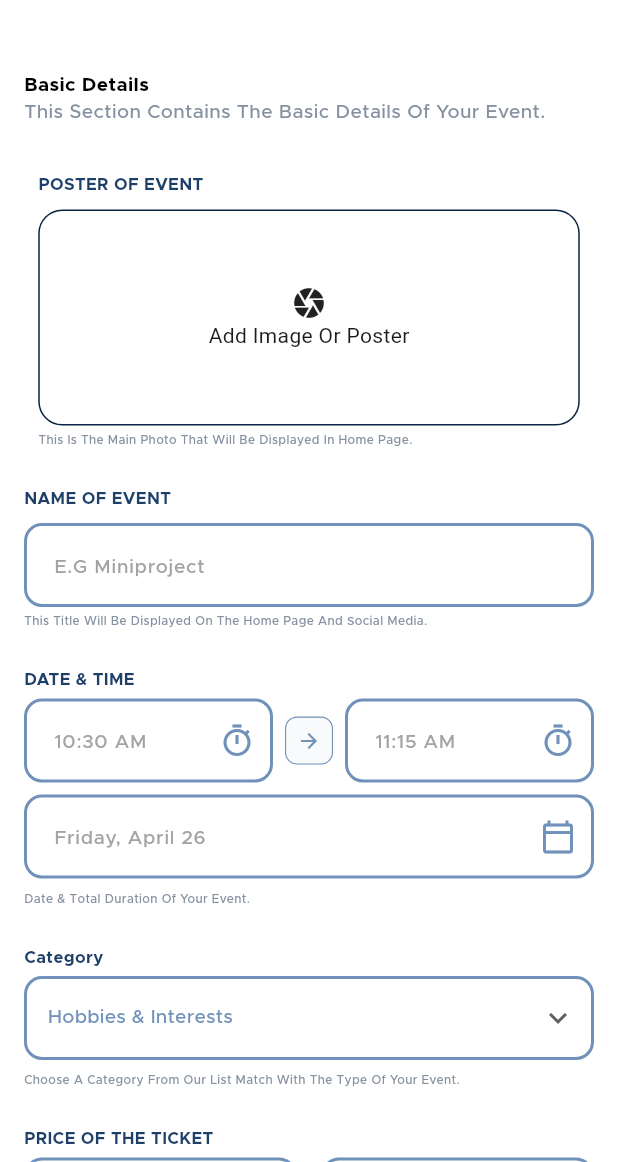
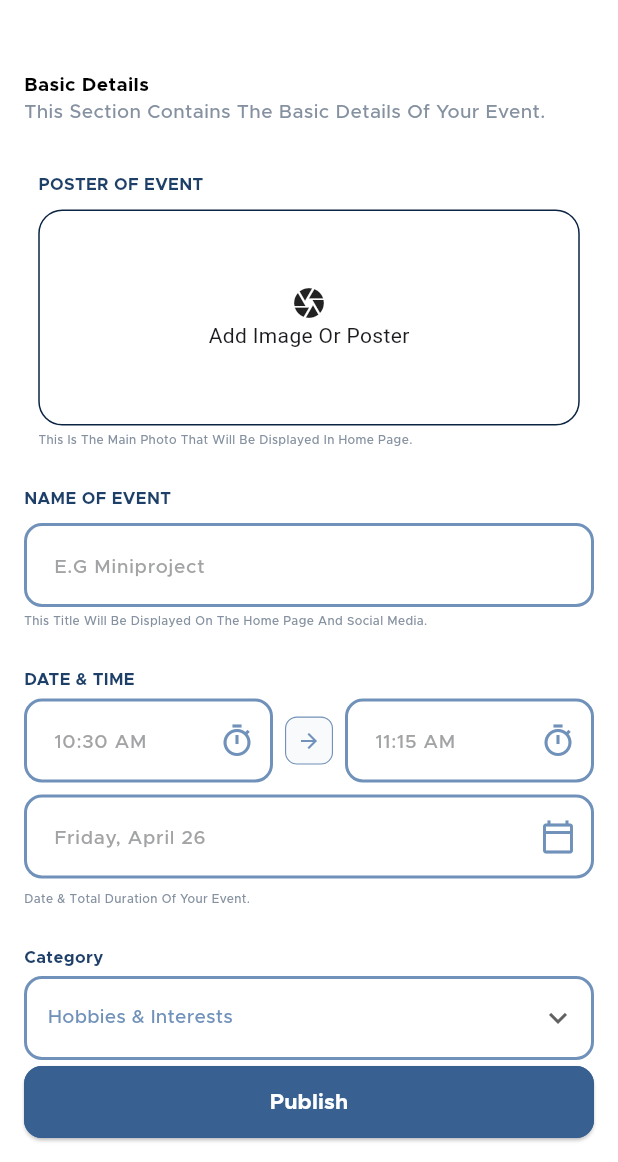
Before and after one commit to Mahmoud-Magdyy/Eventak, a Flutter app: the BottomNavBar screen opened by its route, item 3 of the bottom bar chosen, on a phone screen of 412 x 824 dp, the part 74-1236 px from its top. Run offline on Flutter 3.47's test engine with Material 3 defaults, Android fonts, the phone set to English and light mode, and no system bars; our stand-ins replace device_preview, flutter_bloc, flutter_otp_text_field, flutter_svg, get_it, go_router and 4 more; accounts and stored records are empty.

Commit message:
create page view for events pages momken al8eha tany bagrb bs

```diff
--- a/lib/core/routers/app_router.dart
+++ b/lib/core/routers/app_router.dart
@@ -7,7 +7,7 @@ import 'package:eventak/features/auth/presentation/screens/pass_reset_verficiton
 import 'package:eventak/features/auth/presentation/screens/register_screen.dart';
 import 'package:eventak/features/auth/presentation/screens/reset_password_screen.dart';
 import 'package:eventak/features/auth/presentation/screens/sign_in_screen.dart';
-import 'package:eventak/features/create_event/presentation/screens/create_event.dart';
+import 'package:eventak/features/create_event/presentation/screens/page_view_event.dart';
 import 'package:eventak/features/home/presenation/screens/bottom_nav_bar.dart';
 import 'package:eventak/features/home/presenation/screens/home_screen.dart';
 import 'package:eventak/features/on_borading/presentation/screens/on_boarding_view.dart';
@@ -47,9 +47,13 @@ final GoRouter router = GoRouter(routes: [
     path: "/BottomNavBar",
     builder: (context, state) => const BottomNavBar(),
   ),
+  // GoRoute(
+  //   path: "/CreateEventScreen",
+  //   builder: (context, state) => const CreateEventScreen(),
+  // ),
   GoRoute(
-    path: "/CreateEventScreen",
-    builder: (context, state) => const CreateEventScreen(),
+    path: "/PageViewEvent",
+    builder: (context, state) =>  PageViewEvent(),
   ),
 
   GoRoute(
--- a/lib/features/create_event/presentation/screens/create_event.dart
+++ b/lib/features/create_event/presentation/screens/create_event.dart
@@ -1,72 +1,73 @@
-import 'package:eventak/features/create_event/presentation/cubit/create_event_cubit.dart';
-import 'package:eventak/features/create_event/presentation/cubit/create_event_state.dart';
-import 'package:eventak/features/create_event/presentation/widgets/basic_details.dart';
-import 'package:eventak/features/create_event/presentation/widgets/custom_app_bar.dart';
-import 'package:eventak/features/create_event/presentation/widgets/date_and_time.dart';
-import 'package:eventak/features/create_event/presentation/widgets/dropdown_category.dart';
-import 'package:eventak/features/create_event/presentation/widgets/name_of_event.dart';
-import 'package:eventak/features/create_event/presentation/widgets/poster_of_event.dart';
-import 'package:eventak/features/create_event/presentation/widgets/price_of_the_ticket.dart';
-import 'package:flutter/material.dart';
-import 'package:flutter_bloc/flutter_bloc.dart';
+// import 'package:eventak/features/create_event/presentation/cubit/create_event_cubit.dart';
+// import 'package:eventak/features/create_event/presentation/cubit/create_event_state.dart';
+// import 'package:eventak/features/create_event/presentation/widgets/basic_details.dart';
+// import 'package:eventak/features/create_event/presentation/widgets/custom_app_bar.dart';
+// import 'package:eventak/features/create_event/presentation/widgets/date_and_time.dart';
+// import 'package:eventak/features/create_event/presentation/widgets/dropdown_category.dart';
+// import 'package:eventak/features/create_event/presentation/widgets/name_of_event.dart';
+// import 'package:eventak/features/create_event/presentation/widgets/poster_of_event.dart';
+// import 'package:eventak/features/create_event/presentation/widgets/price_of_the_ticket.dart';
+// import 'package:flutter/material.dart';
+// import 'package:flutter_bloc/flutter_bloc.dart';
 
-class CreateEventScreen extends StatefulWidget {
-  const CreateEventScreen({super.key});
+// class CreateEventScreen extends StatefulWidget {
+//   const CreateEventScreen({super.key});
 
-  @override
-  State<CreateEventScreen> createState() => _CreateEventScreenState();
-}
+//   @override
+//   State<CreateEventScreen> createState() => _CreateEventScreenState();
+// }
 
-class _CreateEventScreenState extends State<CreateEventScreen> {
-  @override
-  Widget build(BuildContext context) {
-    return Scaffold(
-      body: BlocConsumer<CreateEventCubit, CreateEventState>(
-        listener: (context, state) {},
-        builder: (context, state) {
-          final CreateEventCubit createCubit =
-              BlocProvider.of<CreateEventCubit>(context);
-          return SafeArea(
-            child: Padding(
-              padding: const EdgeInsets.only(left: 16,right: 16,top: 16),
-              child: Form(
-                key: createCubit.formKey,
-                child: SingleChildScrollView(
-                  child: Column(
-                    children: [
-                      const CustomCreateEventAppBar(),
-                      const SizedBox(
-                        height: 33,
-                      ),
-                      const BasicDetails(),
-                      const SizedBox(
-                        height: 32,
-                      ),
-                      PosterOfEvent(createCubit: createCubit),
-                      const SizedBox(
-                        height: 26,
-                      ),
-                      const NameOfEvent(),
-                      const SizedBox(
-                        height: 26,
-                      ),
-                      DateAndTime(createCubit: createCubit),
-                      const SizedBox(
-                        height: 26,
-                      ),
-                      CategoryDrowpDown(createCubit: createCubit),
-                      const SizedBox(
-                        height: 26,
-                      ),
-                     const PriceOfTheTicket()
-                    ],
-                  ),
-                ),
-              ),
-            ),
-          );
-        },
-      ),
-    );
-  }
-}
+// class _CreateEventScreenState extends State<CreateEventScreen> {
+//   @override
+//   Widget build(BuildContext context) {
+//     return Scaffold(
+//       body: BlocConsumer<CreateEventCubit, CreateEventState>(
+//         listener: (context, state) {},
+//         builder: (context, state) {
+//           final CreateEventCubit createCubit =
+//               BlocProvider.of<CreateEventCubit>(context);
+//           return SafeArea(
+//             child: Padding(
+//               padding: const EdgeInsets.only(left: 16,right: 16,top: 16),
+//               child: Form(
+//                 key: createCubit.formKey,
+//                 child: SingleChildScrollView(
+//                   child: Column(
+//                     children: [
+//                       const CustomCreateEventAppBar(),
+//                       const SizedBox(
+//                         height: 33,
+//                       ),
+//                       const BasicDetails(),
+//                       const SizedBox(
+//                         height: 32,
+//                       ),
+//                       PosterOfEvent(createCubit: createCubit),
+//                       const SizedBox(
+//                         height: 26,
+//                       ),
+//                       const NameOfEvent(),
+//                       const SizedBox(
+//                         height: 26,
+//                       ),
+//                       DateAndTime(createCubit: createCubit),
+//                       const SizedBox(
+//                         height: 26,
+//                       ),
+//                       CategoryDrowpDown(createCubit: createCubit),
+//                       const SizedBox(
+//                         height: 26,
+//                       ),
+//                      const PriceOfTheTicket(),
+//                     //  CustomElevetedButton(onPressed: (){}, text: 'Publish')
+//                     ],
+//                   ),
+//                 ),
+//               ),
+//             ),
+//           );
+//         },
+//       ),
+//     );
+//   }
+// }
--- /dev/null
+++ b/lib/features/create_event/presentation/screens/create_event_page_one.dart
@@ -0,0 +1,55 @@
+
+import 'package:eventak/features/create_event/presentation/cubit/create_event_cubit.dart';
+import 'package:eventak/features/create_event/presentation/widgets/basic_details.dart';
+import 'package:eventak/features/create_event/presentation/widgets/date_and_time.dart';
+import 'package:eventak/features/create_event/presentation/widgets/dropdown_category.dart';
+import 'package:eventak/features/create_event/presentation/widgets/name_of_event.dart';
+import 'package:eventak/features/create_event/presentation/widgets/poster_of_event.dart';
+import 'package:eventak/features/create_event/presentation/widgets/price_of_the_ticket.dart';
+import 'package:flutter/material.dart';
+
+class CreateEventPageOne extends StatelessWidget {
+  const CreateEventPageOne({
+    super.key,
+    required this.createCubit,
+  });
+
+  final CreateEventCubit createCubit;
+
+  @override
+  Widget build(BuildContext context) {
+    return SingleChildScrollView(
+      child: Column(
+        children: [
+          const SizedBox(
+            height: 33,
+          ),
+          const BasicDetails(),
+          const SizedBox(
+            height: 32,
+          ),
+          PosterOfEvent(createCubit: createCubit),
+          const SizedBox(
+            height: 26,
+          ),
+          const NameOfEvent(),
+          const SizedBox(
+            height: 26,
+          ),
+          DateAndTime(createCubit: createCubit),
+          const SizedBox(
+            height: 26,
+          ),
+          CategoryDrowpDown(createCubit: createCubit),
+          const SizedBox(
+            height: 26,
+          ),
+          const PriceOfTheTicket(),
+          const SizedBox(
+            height: 16,
+          )
+        ],
+      ),
+    );
+  }
+}
--- /dev/null
+++ b/lib/features/create_event/presentation/screens/page_view_event.dart
@@ -0,0 +1,52 @@
+import 'package:eventak/core/widgets/custom_button.dart';
+import 'package:eventak/features/create_event/presentation/cubit/create_event_cubit.dart';
+import 'package:eventak/features/create_event/presentation/cubit/create_event_state.dart';
+import 'package:eventak/features/create_event/presentation/screens/create_event_page_one.dart';
+import 'package:eventak/features/create_event/presentation/widgets/custom_app_bar.dart';
+import 'package:flutter/material.dart';
+import 'package:flutter_bloc/flutter_bloc.dart';
+
+class PageViewEvent extends StatelessWidget {
+  PageViewEvent({super.key});
+  final PageController controller = PageController(initialPage: 0);
+  @override
+  Widget build(BuildContext context) {
+    return Scaffold(
+      body: Padding(
+        padding: const EdgeInsets.all(16),
+        child: SafeArea(
+          child: BlocConsumer<CreateEventCubit, CreateEventState>(
+            listener: (context, state) {},
+            builder: (context, state) {
+              final CreateEventCubit createCubit =
+                  BlocProvider.of<CreateEventCubit>(context);
+              return Form(
+                key: createCubit.formKey,
+                child: Column(
+                  children: [
+                    CustomCreateEventAppBar(
+                      nextOnPressed: () {
+                        controller.jumpToPage(2);
+                      },
+                    ),
+                    Expanded(
+                      child: PageView(
+                        // physics: const NeverScrollableScrollPhysics(),
+                        controller: controller,
+                        children: [
+                          CreateEventPageOne(createCubit: createCubit)
+                        ],
+                      ),
+                    ),
+                    // const Expanded(child: SizedBox()),
+                    CustomElevetedButton(onPressed: () {}, text: 'Publish')
+                  ],
+                ),
+              );
+            },
+          ),
+        ),
+      ),
+    );
+  }
+}
--- a/lib/features/create_event/presentation/widgets/custom_app_bar.dart
+++ b/lib/features/create_event/presentation/widgets/custom_app_bar.dart
@@ -6,9 +6,9 @@ import 'package:flutter/material.dart';
 
 class CustomCreateEventAppBar extends StatelessWidget {
   const CustomCreateEventAppBar({
-    super.key,
+    super.key, this.nextOnPressed,
   });
-
+final Function()? nextOnPressed;
   @override
   Widget build(BuildContext context) {
     return Row(
@@ -23,9 +23,10 @@ class CustomCreateEventAppBar extends StatelessWidget {
           AppStrings.newEvent.tr(context),
           style: AppStyles.styleSemiBold16(context),
         ),
-        const CustomTextButton(
+         CustomTextButton(
+          onPressed:nextOnPressed ,
           text: AppStrings.next,
-          textColor: Color(0xFF1462D8),
+          textColor:const Color(0xFF1462D8),
         ),
       ],
     );
--- a/lib/features/home/presenation/home_cubit/home_cubit.dart
+++ b/lib/features/home/presenation/home_cubit/home_cubit.dart
@@ -1,6 +1,6 @@
 
 
-import 'package:eventak/features/create_event/presentation/screens/create_event.dart';
+import 'package:eventak/features/create_event/presentation/screens/page_view_event.dart';
 import 'package:eventak/features/home/presenation/screens/home_screen.dart';
 import 'package:flutter/material.dart';
 import 'package:flutter_bloc/flutter_bloc.dart';
@@ -9,7 +9,7 @@ import 'home_state.dart';
 
 class HomeCubit extends Cubit<HomeState> {
   HomeCubit() : super(HomeInitial());
-  List<Widget> screens=[const HomeScreen(),const HomeScreen(),const CreateEventScreen(),const HomeScreen(),const HomeScreen()];
+  List<Widget> screens=[const HomeScreen(),const HomeScreen(), PageViewEvent(),const HomeScreen(),const HomeScreen()];
   int currenIndex = 0;
   void changeIndex(index){
     currenIndex=index;
--- a/lib/features/home/presenation/screens/bottom_nav_bar.dart
+++ b/lib/features/home/presenation/screens/bottom_nav_bar.dart
@@ -33,7 +33,7 @@ class BottomNavBar extends StatelessWidget {
       icon: const Icon(Icons.add_box_outlined, size: 24),
       title: ("Create"),
       onPressed: (p0) {
-        customNavigate(context, '/CreateEventScreen');
+        customNavigate(context, '/PageViewEvent');
       },
       activeColorPrimary: AppColors.colorCategoryName,
       inactiveColorPrimary: Colors.grey,
```
